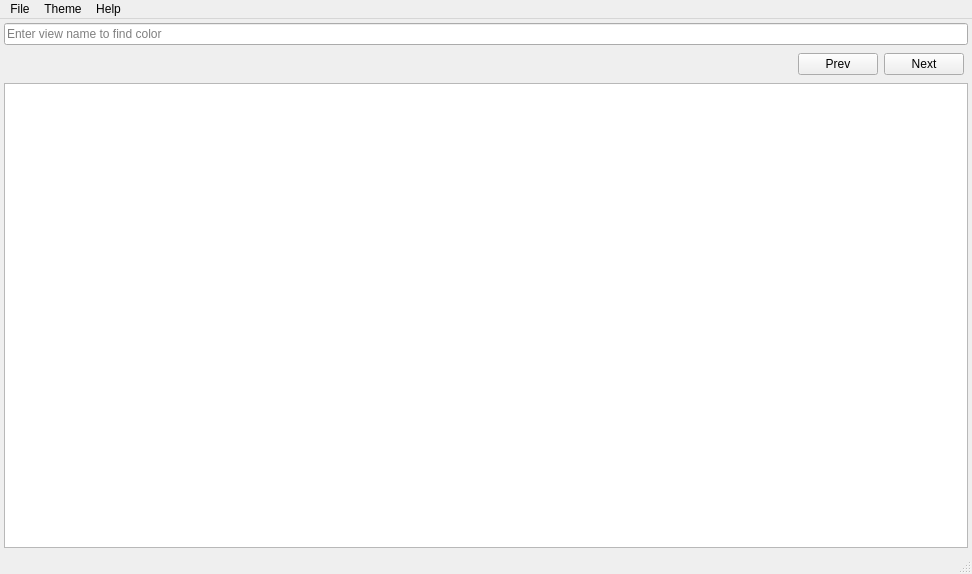
First picture: the form in mainwindow.ui, repository TechnoMag82/TelegramThemeMaker, before the edit.
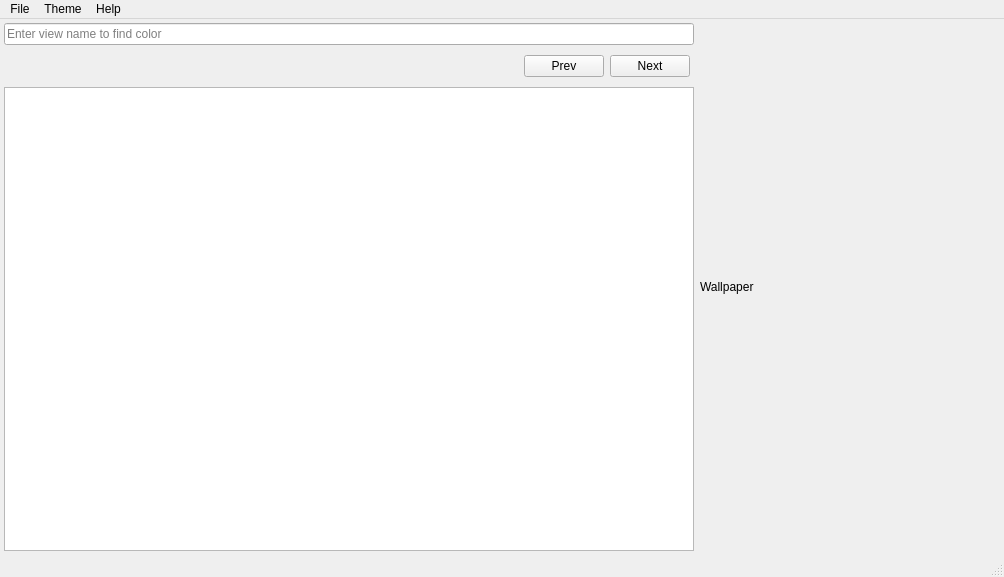
Second picture: the form after the edit.

Commit message: Implemented load and save Wallpaper

Patch:
```diff
--- a/mainwindow.ui
+++ b/mainwindow.ui
@@ -6,8 +6,8 @@
    <rect>
     <x>0</x>
     <y>0</y>
-    <width>972</width>
-    <height>574</height>
+    <width>1004</width>
+    <height>577</height>
    </rect>
   </property>
   <property name="windowTitle">
@@ -31,6 +31,10 @@
      <number>4</number>
     </property>
     <item>
+     <layout class="QHBoxLayout" name="horizontalLayout_2">
+      <item>
+       <layout class="QVBoxLayout" name="verticalLayout_2">
+        <item>
      <widget class="QLineEdit" name="lineEditSearch">
       <property name="placeholderText">
        <string>Enter view name to find color</string>
@@ -124,13 +128,36 @@
      </widget>
     </item>
    </layout>
+      </item>
+      <item>
+       <widget class="QLabel" name="labelWP">
+        <property name="sizePolicy">
+         <sizepolicy hsizetype="MinimumExpanding" vsizetype="MinimumExpanding">
+          <horstretch>0</horstretch>
+          <verstretch>0</verstretch>
+         </sizepolicy>
+        </property>
+        <property name="maximumSize">
+         <size>
+          <width>300</width>
+          <height>400</height>
+         </size>
+        </property>
+        <property name="text">
+         <string>Wallpaper</string>
+        </property>
+       </widget>
+      </item>
+     </layout>
+    </item>
+   </layout>
   </widget>
   <widget class="QMenuBar" name="menuBar">
    <property name="geometry">
     <rect>
      <x>0</x>
      <y>0</y>
-     <width>972</width>
+     <width>1004</width>
      <height>31</height>
     </rect>
    </property>
```
Left out of the diff: 6 changed lines with no effect on the pictures. Lines whose indentation alone changed are shown as unchanged. The commit also changes 4 other files.
